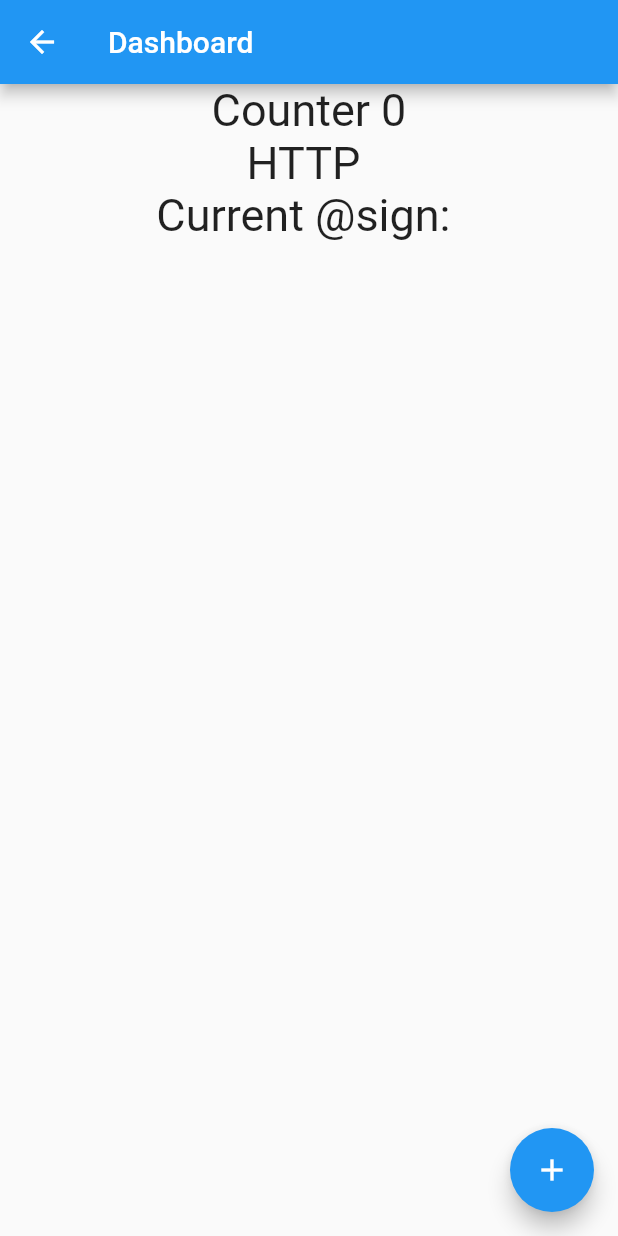
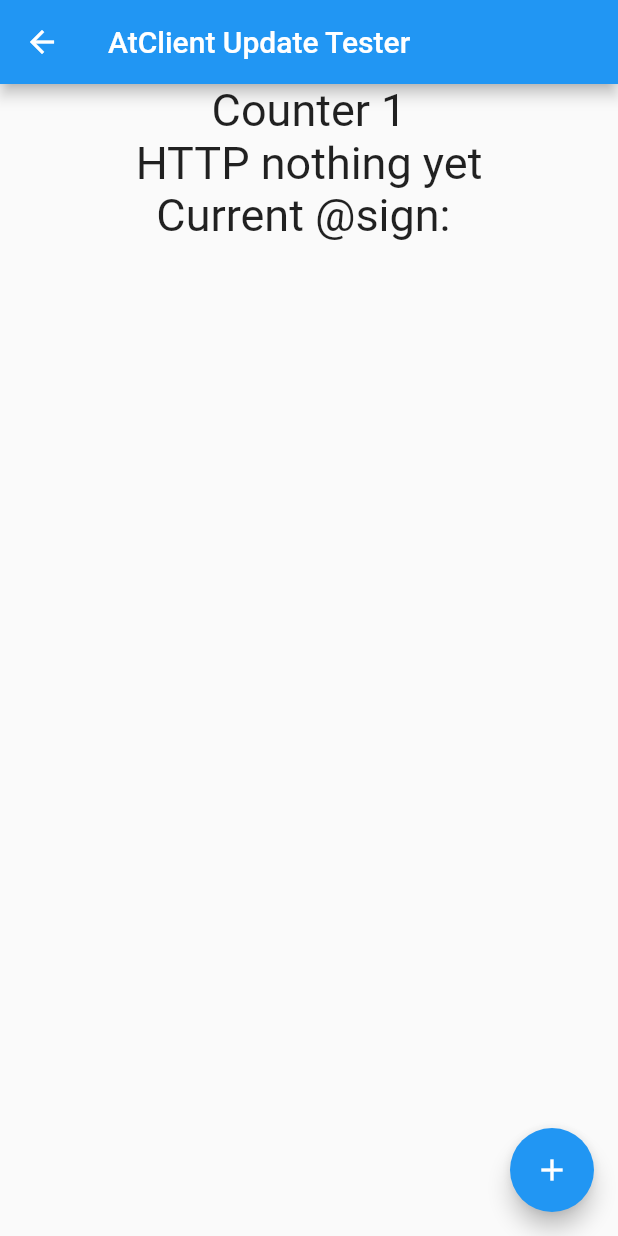
Before and after one commit to cconstab/atclient_test, a Flutter app: the HomeScreen screen opened directly, after a tap on the "add" icon, on a phone screen of 412 x 824 dp. Run offline on Flutter 3.47's test engine with Material 2 defaults, Android fonts, the phone set to English and light mode, and no system bars; our stand-ins replace timer_builder; missing offline and left inert: at_app_flutter, at_client_mobile, at_commons, at_onboarding_flutter, at_utils.

Commit message:
quick tester of AtCliient

```diff
--- a/lib/main.dart
+++ b/lib/main.dart
@@ -1,4 +1,5 @@
 import 'dart:async';
+import 'dart:io';
 
 import 'package:flutter/material.dart';
 import 'package:at_client_mobile/at_client_mobile.dart';
@@ -9,6 +10,9 @@ import 'package:path_provider/path_provider.dart'
     show getApplicationSupportDirectory;
 import 'package:at_app_flutter/at_app_flutter.dart' show AtEnv;
 import 'package:atclient_test/services/update_read.dart';
+import 'package:atclient_test/models/httpresult.dart';
+
+import 'package:timer_builder/timer_builder.dart';
 
 Future<void> main() async {
   await AtEnv.load();
@@ -91,44 +95,48 @@ class HomeScreen extends StatefulWidget {
 class _HomeScreenState extends State<HomeScreen> {
   int _counter = 0;
   String value = "";
+  var lookup = HttpResult(httpResponse: 'nothing yet');
+  var atClientManager = AtClientManager.getInstance();
 
   @override
   Widget build(BuildContext context) {
+    return TimerBuilder.periodic(const Duration(milliseconds: 1000),
+        builder: (context) {
+        getValue(lookup);
       /// Get the AtClientManager instance
-    var atClientManager = AtClientManager.getInstance();
       return Scaffold(
         appBar: AppBar(
-        title: const Text('Dashboard'),
-      ),
-      body: Center(
-        child: Column(
-          children: [
-            Text('Counter ${_counter.toString()}',style: const TextStyle(fontSize: 30)),
-
-            Text('HTTP '+value,style: const TextStyle(fontSize: 30)),
-
-            /// Use the AtClientManager instance to get the current atsign
-            Text(
-                'Current @sign: ${atClientManager.atClient.getCurrentAtSign()}',
-                style: const TextStyle(fontSize: 30)),
-
-          ],
-        ),
+          title: const Text('AtClient Update Tester'),
         ),
         floatingActionButton: FloatingActionButton(
           onPressed: _incrementCounter,
           tooltip: 'Increment',
           child: const Icon(Icons.add),
         ),
+        body: Center(
+          child: Column(
+            children: [
+              Text('Counter ${_counter.toString()}',
+                  style: const TextStyle(fontSize: 30)),
+
+              Text('HTTP ' + lookup.httpResponse, style: const TextStyle(fontSize: 30)),
+
+              /// Use the AtClientManager instance to get the current atsign
+              Text(
+                  'Current @sign: ${atClientManager.atClient.getCurrentAtSign()}',
+                  style: const TextStyle(fontSize: 30)),
+            ],
+          ),
+        ),
       );
+    });
   }
 
   void _incrementCounter() async {
     _counter++;
     updateCounter(_counter);
-    await Future.delayed(const Duration(seconds: 10));
-    var web = await getValue();
-    value = web.body;
+
+    //await Future.delayed(const Duration(seconds: 10));
     setState(() {});
   }
 }
--- /dev/null
+++ b/lib/models/httpresult.dart
@@ -0,0 +1,12 @@
+
+
+class HttpResult {
+   String httpResponse;
+
+
+  HttpResult({
+    required this.httpResponse,
+  });
+
+
+}
--- a/lib/services/update_read.dart
+++ b/lib/services/update_read.dart
@@ -1,5 +1,5 @@
+import 'package:atclient_test/models/httpresult.dart';
 import 'package:http/http.dart' as http;
-
 
 import 'package:at_commons/at_commons.dart';
 import 'package:at_client_mobile/at_client_mobile.dart';
@@ -19,8 +19,6 @@ updateCounter(int counter) async {
   var preference = await futurePreference;
   atClientManager.atClient.setPreferences(preference);
 
-
-
   // Save radio Frequency and Mode
   var metaData = Metadata()
     ..isPublic = true
@@ -37,17 +35,18 @@ updateCounter(int counter) async {
   print('Updating Counter to : ' + counter.toString());
   //await atClient.delete(key);
   await atClient.put(key, counter.toString());
-
+  atClientManager.syncService.sync();
 }
 
-Future<http.Response> getValue(){
-    String? currentAtsign;
+void getValue(HttpResult result) async {
+  String? currentAtsign;
   late AtClient atClient;
   late AtClientManager atClientManager;
 
   atClientManager = AtClientManager.getInstance();
   atClient = atClientManager.atClient;
   currentAtsign = atClient.getCurrentAtSign();
-return http.get(Uri.parse('https://wavi.ng/api?atp=counter.ai6bh$currentAtsign'));
+  var stuff = await http.get(Uri.parse('https://wavi.ng/api?atp=counter.ai6bh$currentAtsign'));
 
+  result.httpResponse = stuff.body;
 }
--- a/pubspec.yaml
+++ b/pubspec.yaml
@@ -35,6 +35,7 @@ dependencies:
   # Use with the CupertinoIcons class for iOS style icons.
   cupertino_icons: ^1.0.2
   at_app_flutter: 3.0.0
+  timer_builder: ^2.0.0
 
 dev_dependencies:
   flutter_test:
```
Also changed, not shown: 2 other files. Lines whose indentation alone changed are shown as unchanged.
